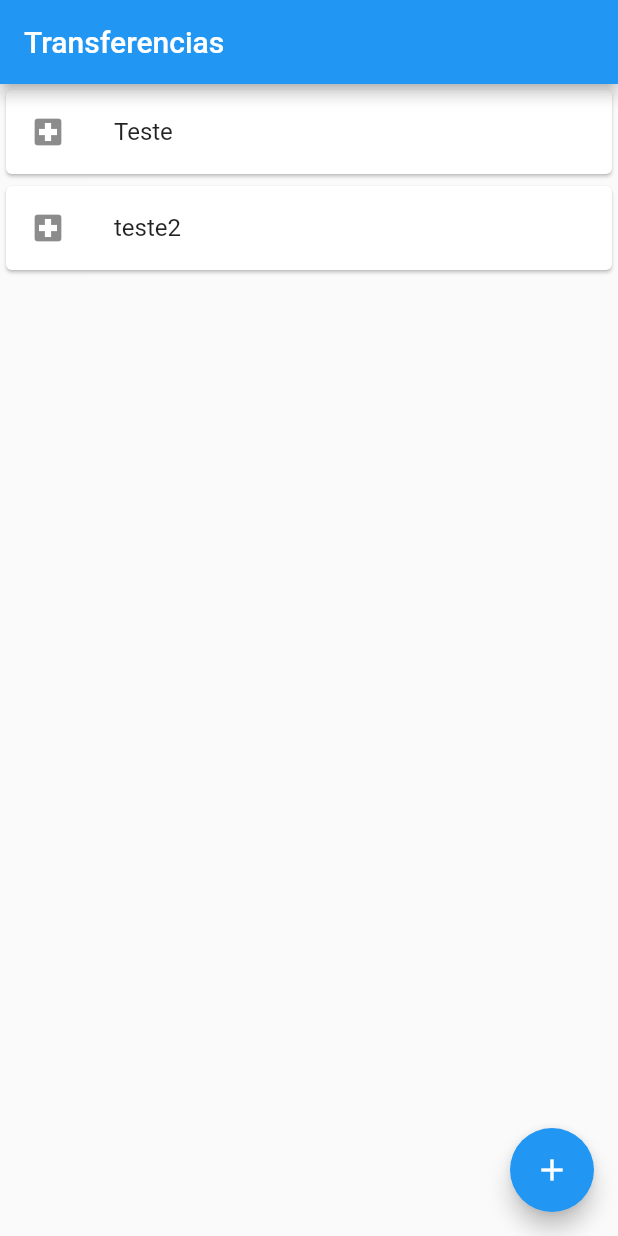
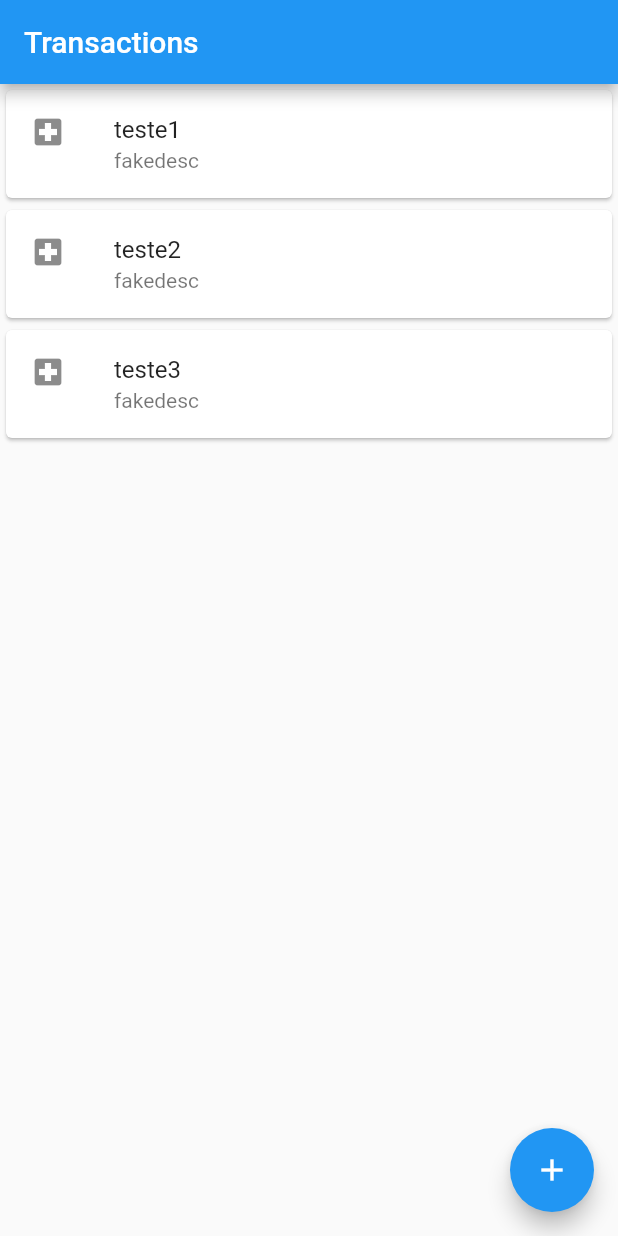
Before and after one commit to pedro-fiuza/bytebank, a Flutter app: the screen it shows after launch, on a phone screen of 412 x 824 dp. Run offline on Flutter 3.47's test engine with Material 2 defaults, Android fonts, the phone set to English and light mode, and no system bars.

Commit message:
dynamic list view and card items

```diff
--- a/lib/main.dart
+++ b/lib/main.dart
@@ -2,22 +2,9 @@ import 'package:flutter/material.dart';
 
 void main() => runApp(MaterialApp(
       home: Scaffold(
-        body: Column(
-          children: [
-            Card(
-                child: ListTile(
-              leading: Icon(Icons.local_hospital),
-              title: Text('Teste'),
-            )),
-            Card(
-                child: ListTile(
-              leading: Icon(Icons.local_hospital),
-              title: Text('teste2'),
-            )),
-          ],
-        ),
+        body: TransactionsList(),
         appBar: AppBar(
-          title: Text('Transferencias'),
+          title: Text('Transactions'),
         ),
         floatingActionButton: FloatingActionButton(
           onPressed: () => print('add'),
@@ -25,3 +12,34 @@ void main() => runApp(MaterialApp(
         ),
       ),
     ));
+
+class TransactionsList extends StatelessWidget {
+  @override
+  Widget build(BuildContext context) {
+    return Column(
+      children: <Widget>[
+        TransactionItem('teste1', 'fakedesc'),
+        TransactionItem('teste2', 'fakedesc'),
+        TransactionItem('teste3', 'fakedesc')
+      ],
+    );
+  }
+}
+
+class TransactionItem extends StatelessWidget {
+  final String title;
+  final String smallDescription;
+
+  const TransactionItem(this.title, this.smallDescription);
+
+  @override
+  Widget build(BuildContext context) {
+    return Card(
+      child: ListTile(
+        leading: Icon(Icons.local_hospital),
+        title: Text(title),
+        subtitle: Text(smallDescription),
+      ),
+    );
+  }
+}
```
